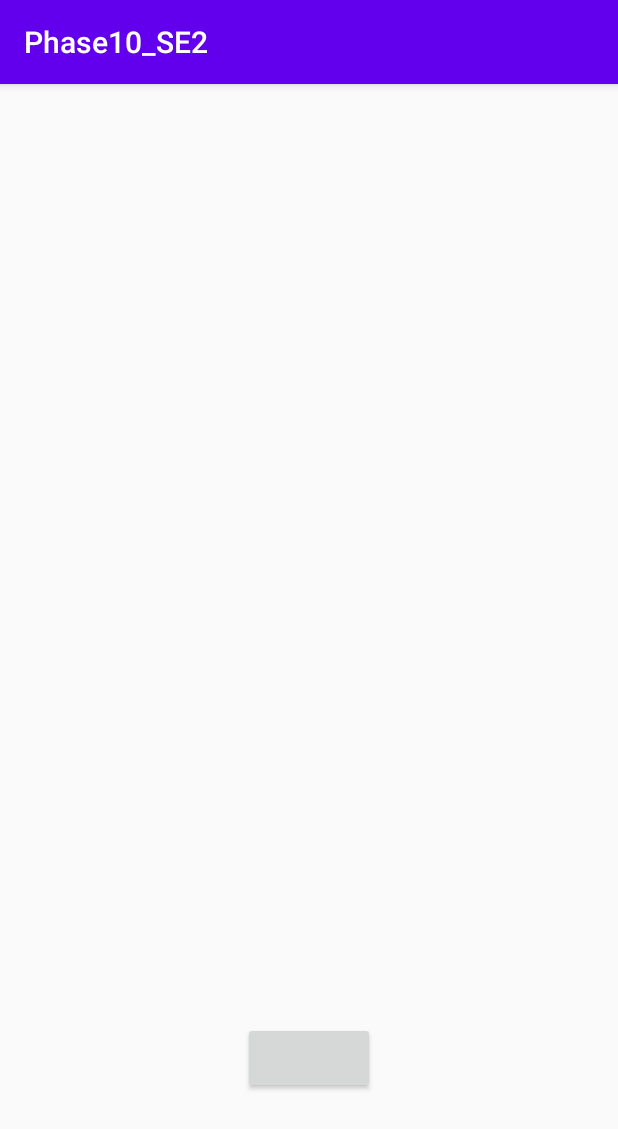
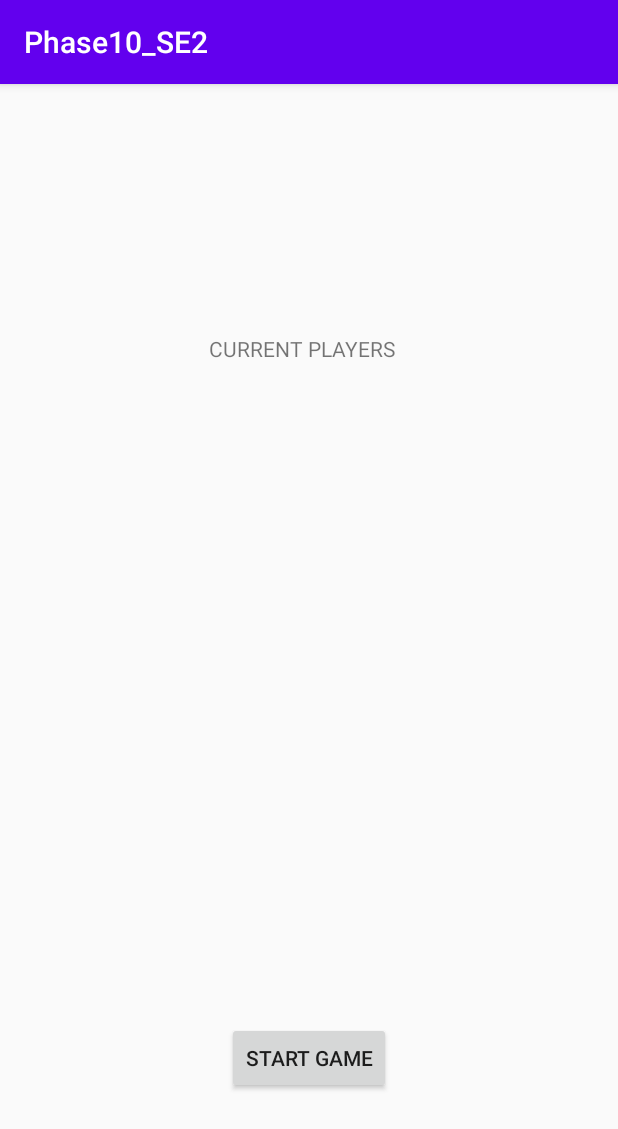
Before and after one commit to SE2-Gruppe-D/Phase10_SE2, an Android app: the FindPlayer screen opened directly, with no data from a screen before it, on a phone screen of 412 x 824 dp. Shown: the top 1129 px of the screen. Run offline under Robolectric (Android 15) with nearby library versions, the phone set to English and light mode, and no system bars; our stand-ins replace Firebase (no records; nobody signed in at launch, a user with empty details on screens opened directly); 2 statements that could not run were skipped.

Commit message:
layout update

```diff
--- a/app/src/main/java/com/example/phase10_se2/Playfield.java
+++ b/app/src/main/java/com/example/phase10_se2/Playfield.java
@@ -1,20 +1,20 @@
 package com.example.phase10_se2;
 
 import static android.os.SystemClock.sleep;
+
+import android.os.Bundle;
+import android.util.Log;
+import android.view.View;
+import android.widget.Button;
+import android.widget.ImageView;
+import android.widget.LinearLayout;
+import android.widget.TextView;
+import android.widget.Toast;
 
 import androidx.annotation.NonNull;
 import androidx.appcompat.app.ActionBar;
 import androidx.appcompat.app.AppCompatActivity;
 import androidx.fragment.app.FragmentManager;
-
-import android.os.Bundle;
-import android.view.View;
-import android.widget.Button;
-import android.util.Log;
-import android.widget.ImageView;
-import android.widget.LinearLayout;
-import android.widget.TextView;
-import android.widget.Toast;
 
 import com.google.android.gms.tasks.OnCompleteListener;
 import com.google.android.gms.tasks.Task;
@@ -68,8 +68,7 @@ public class Playfield extends AppCompatActivity {
 
         String currentRoom= getIntent().getExtras().getString("CurrentRoom");
         String userColor= getIntent().getExtras().getString("Color");
-        Log.i("-------------------------------------------", userColor);
-
+        Toast.makeText(this, "YOU ARE THE "+userColor+" PLAYER!", Toast.LENGTH_SHORT).show();
         FirebaseFirestore database;
         database = FirebaseFirestore.getInstance();    //verknuepfung
         database.collection("users")
--- a/app/src/main/res/layout/activity_find_player.xml
+++ b/app/src/main/res/layout/activity_find_player.xml
@@ -11,7 +11,7 @@
         android:layout_height="wrap_content"
         android:layout_marginTop="72dp"
         android:layout_marginBottom="1dp"
-        android:text="@string/current_players"
+        android:text="CURRENT PLAYERS"
         app:layout_constraintBottom_toTopOf="@+id/playerList"
         app:layout_constraintEnd_toEndOf="parent"
         app:layout_constraintHorizontal_bias="0.483"
@@ -23,7 +23,7 @@
         android:layout_width="wrap_content"
         android:layout_height="wrap_content"
         android:layout_marginTop="1dp"
-        android:text="@string/start_game"
+        android:text="@string/start_game_BTN"
         app:layout_constraintBottom_toBottomOf="parent"
         app:layout_constraintEnd_toEndOf="parent"
         app:layout_constraintStart_toStartOf="parent"
--- a/app/src/main/res/values/strings.xml
+++ b/app/src/main/res/values/strings.xml
@@ -13,6 +13,6 @@ Es besteht die Möglichkeit zu Schummeln, indem eine andere Anzahl an Feldern zi
     <string name="red">RED</string>
     <string name="create_new_game">CREATE NEW GAME</string>
     <string name="join_room">JOIN ROOM</string>
-    <string name="current_players" />
-    <string name="start_game" />
+    <string name="current_players">CURRENT PLAYERS</string>
+    <string name="start_game_BTN">START GAME</string>
 </resources>
```
